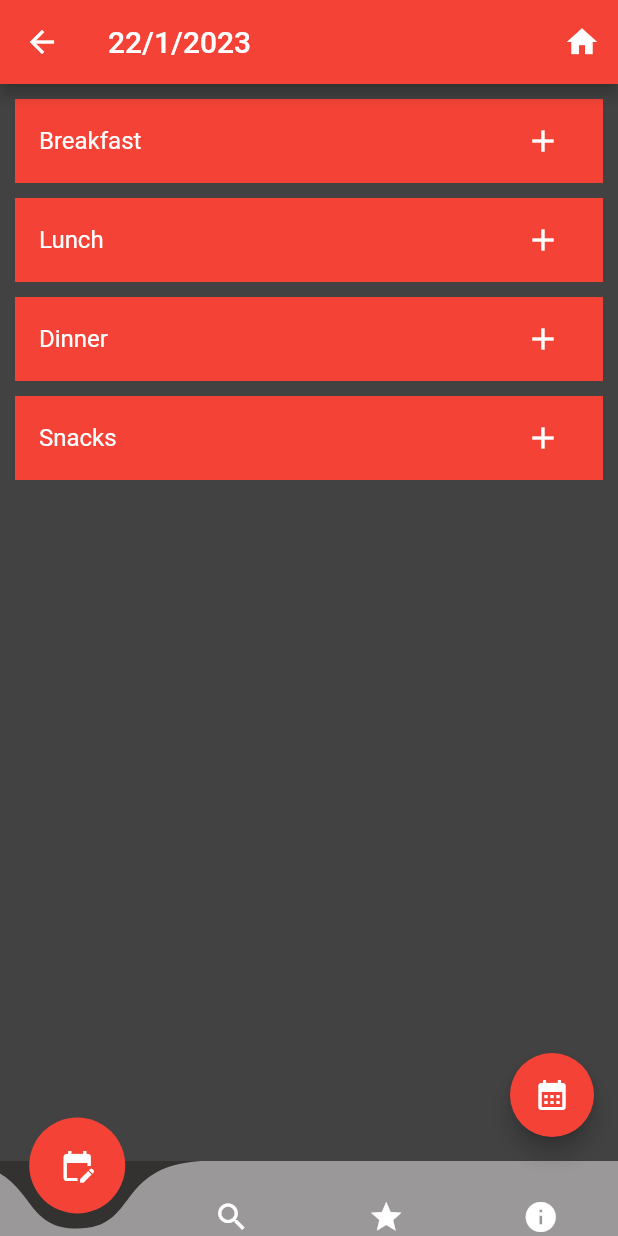
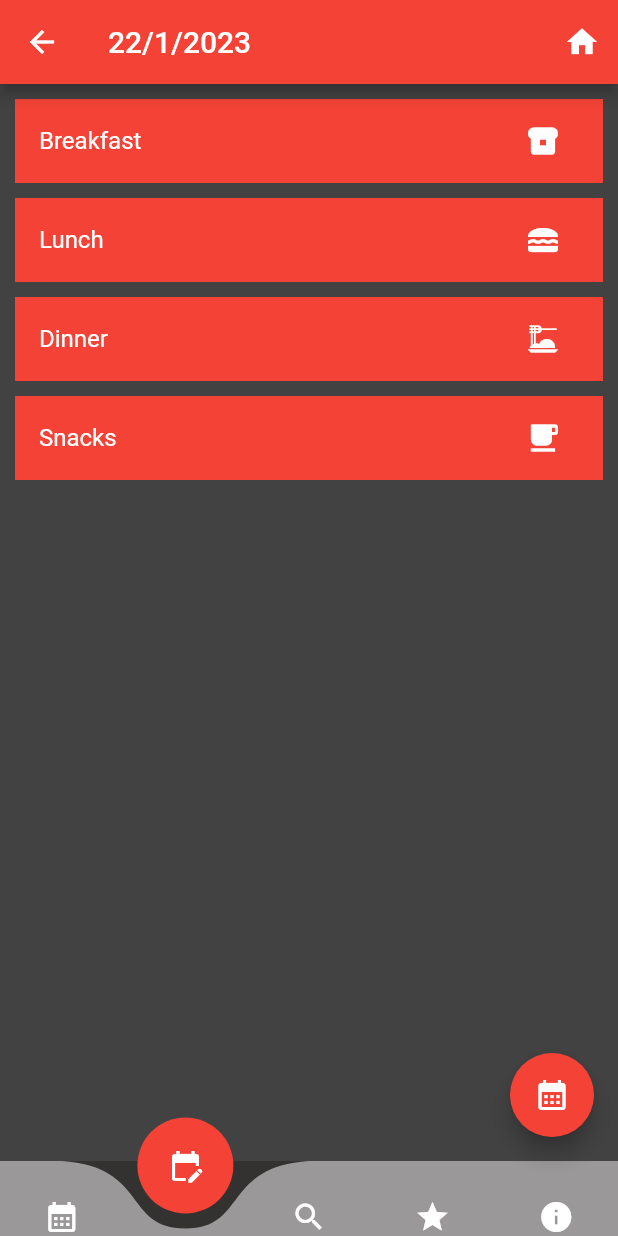
Before and after one commit to aNnAm2606/Mobiles_Task2, a Flutter app: the DayScreen screen opened by its route, on a phone screen of 412 x 824 dp. Run offline on Flutter 3.47's test engine with Material 2 defaults, Android fonts, the phone set to English and light mode, and no system bars; drawn by our look-alikes of curved_navigation_bar; our stand-ins replace cloud_firestore, firebase_auth, firebase_core, fluttertoast; accounts and stored records are empty; network calls fail.

Commit message:
Nice drop down Lunch/Breakfast/design only 39093203 to figure out how to make it work

```diff
--- a/lib/screens/day_screen.dart
+++ b/lib/screens/day_screen.dart
@@ -11,6 +11,14 @@ class DayScreen extends StatefulWidget {
 class _DayScreenState extends State<DayScreen> {
   final DateTime day = DateTime.now();
   int sectionIndex = 0;
+  var bContainerHeight = 0.0;
+  var lContainerHeight = 0.0;
+  var dContainerHeight = 0.0;
+  var sContainerHeight = 0.0;
+  var bColor = Colors.white;
+  var lColor = Colors.white;
+  var dColor = Colors.white;
+  var sColor = Colors.white;
 
   @override
   Widget build(BuildContext context) {
@@ -18,12 +26,19 @@ class _DayScreenState extends State<DayScreen> {
       items: [
         IconButton(
           icon: const Icon(
+            Icons.calendar_month,
+          ),
+          color: Colors.white,
+          onPressed: () {
+            Navigator.pushNamed(context, '/main');
+          },
+        ),
+        IconButton(
+          icon: const Icon(
             Icons.edit_calendar,
           ),
           color: Colors.white,
-          onPressed: () {
-            Navigator.pushNamed(context, '/day');
-          },
+          onPressed: () {},
         ),
         IconButton(
           icon: const Icon(
@@ -53,7 +68,7 @@ class _DayScreenState extends State<DayScreen> {
           },
         ),
       ],
-      index: 0,
+      index: 1,
       height: 50,
       color: Colors.white.withOpacity(0.5),
       buttonBackgroundColor: Colors.red,
@@ -82,73 +97,166 @@ class _DayScreenState extends State<DayScreen> {
           ],
         ),
         body: Padding(
-          padding: const EdgeInsets.all(10),
+          padding: EdgeInsets.all(10),
+          child: SingleChildScrollView(
             child: Column(
               children: [
                 ListTile(
+                  onTap: () {
+                    setState(() {
+                      bContainerHeight =
+                          (bContainerHeight == 0.0 ? 100.0 : 0.0);
+                    });
+                  },
                   title: const Text('Breakfast'),
                   textColor: Colors.white,
                   tileColor: Colors.red,
                   selectedTileColor: const Color.fromARGB(255, 255, 99, 64),
                   trailing: IconButton(
                     onPressed: () {
-                    //setState(() {});
+                      setState(
+                        () {
+                          bColor = (bColor == Colors.white
+                              ? Color.fromARGB(255, 54, 52, 52)
+                              : Colors.white);
                         },
-                  icon: const Icon(
-                    Icons.add,
-                    color: Colors.white,
+                      );
+                    },
+                    icon: Icon(
+                      Icons.breakfast_dining,
+                      color: bColor,
                     ),
                   ),
                 ),
+                AnimatedContainer(
+                  duration: const Duration(milliseconds: 300),
+                  margin: const EdgeInsets.symmetric(
+                    vertical: 0.0,
+                    horizontal: 7,
+                  ),
+                  child: const Card(),
+                  height: bContainerHeight,
+                ),
                 const Padding(padding: EdgeInsets.only(bottom: 10)),
                 ListTile(
+                  onTap: () {
+                    setState(
+                      () {
+                        lContainerHeight =
+                            (lContainerHeight == 0.0 ? 100.0 : 0.0);
+                      },
+                    );
+                  },
                   title: const Text('Lunch'),
                   textColor: Colors.white,
                   tileColor: Colors.red,
                   selectedTileColor: const Color.fromARGB(255, 255, 99, 64),
                   trailing: IconButton(
                     onPressed: () {
-                    //setState(() {});
+                      setState(
+                        () {
+                          lColor = (lColor == Colors.white
+                              ? Color.fromARGB(255, 54, 52, 52)
+                              : Colors.white);
                         },
-                  icon: const Icon(
-                    Icons.add,
-                    color: Colors.white,
+                      );
+                    },
+                    icon: Icon(
+                      Icons.lunch_dining,
+                      color: lColor,
                     ),
                   ),
                 ),
+                AnimatedContainer(
+                  duration: const Duration(milliseconds: 300),
+                  margin: const EdgeInsets.symmetric(
+                    vertical: 0.0,
+                    horizontal: 7,
+                  ),
+                  child: const Card(),
+                  height: lContainerHeight,
+                ),
                 const Padding(padding: EdgeInsets.only(bottom: 10)),
                 ListTile(
+                  onTap: () {
+                    setState(
+                      () {
+                        dContainerHeight =
+                            (dContainerHeight == 0.0 ? 100.0 : 0.0);
+                      },
+                    );
+                  },
                   title: const Text('Dinner'),
                   textColor: Colors.white,
                   tileColor: Colors.red,
                   selectedTileColor: const Color.fromARGB(255, 255, 99, 64),
                   trailing: IconButton(
                     onPressed: () {
-                    //setState(() {});
+                      setState(
+                        () {
+                          dColor = (dColor == Colors.white
+                              ? Color.fromARGB(255, 54, 52, 52)
+                              : Colors.white);
                         },
-                  icon: const Icon(
-                    Icons.add,
-                    color: Colors.white,
+                      );
+                    },
+                    icon: Icon(
+                      Icons.dinner_dining,
+                      color: dColor,
                     ),
                   ),
                 ),
+                AnimatedContainer(
+                  duration: const Duration(milliseconds: 300),
+                  margin: const EdgeInsets.symmetric(
+                    vertical: 0.0,
+                    horizontal: 7,
+                  ),
+                  child: const Card(
+                    color: Colors.white,
+                  ),
+                  height: dContainerHeight,
+                  curve: Curves.fastOutSlowIn,
+                ),
                 const Padding(padding: EdgeInsets.only(bottom: 10)),
                 ListTile(
+                  onTap: () {
+                    setState(
+                      () {
+                        sContainerHeight =
+                            (sContainerHeight == 0.0 ? 100.0 : 0.0);
+                      },
+                    );
+                  },
                   title: const Text('Snacks'),
                   textColor: Colors.white,
                   tileColor: Colors.red,
                   selectedTileColor: const Color.fromARGB(255, 255, 99, 64),
                   trailing: IconButton(
                     onPressed: () {
-                    //setState(() {});
+                      setState(() {
+                        sColor = (sColor == Colors.white
+                            ? Color.fromARGB(255, 54, 52, 52)
+                            : Colors.white);
+                      });
                     },
-                  icon: const Icon(
-                    Icons.add,
-                    color: Colors.white,
+                    icon: Icon(
+                      Icons.free_breakfast,
+                      color: sColor,
                     ),
                   ),
                 ),
+                AnimatedContainer(
+                  duration: const Duration(milliseconds: 300),
+                  margin: const EdgeInsets.symmetric(
+                    vertical: 0.0,
+                    horizontal: 7,
+                  ),
+                  child: const Card(),
+                  height: bContainerHeight,
+                ),
               ],
+            ),
           ),
         ),
         floatingActionButton: FloatingActionButton(
```
Also changed, not shown: lib/screens/about_screen.dart (+10 -1 lines), lib/screens/dish_screen.dart (+11 -4 lines), lib/screens/favourite_food.dart (+11 -6 lines), lib/screens/login_register.dart (+14 -4 lines), lib/screens/main_screen.dart (+7 -0 lines), 1 other file. Lines whose indentation alone changed are shown as unchanged.
